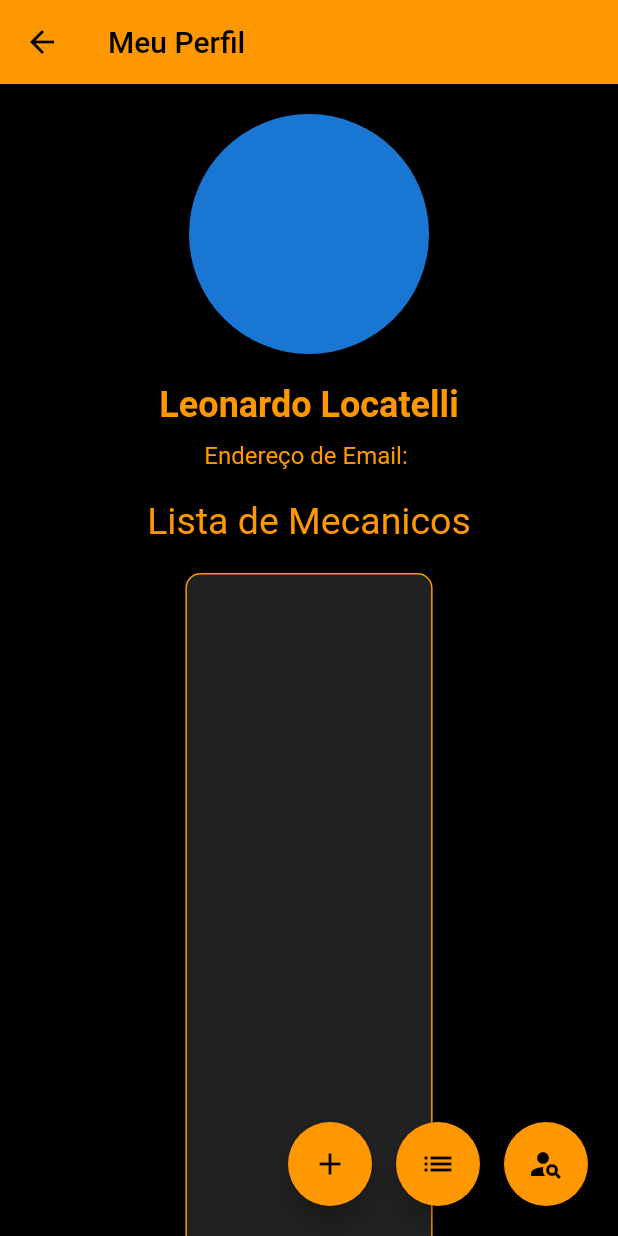
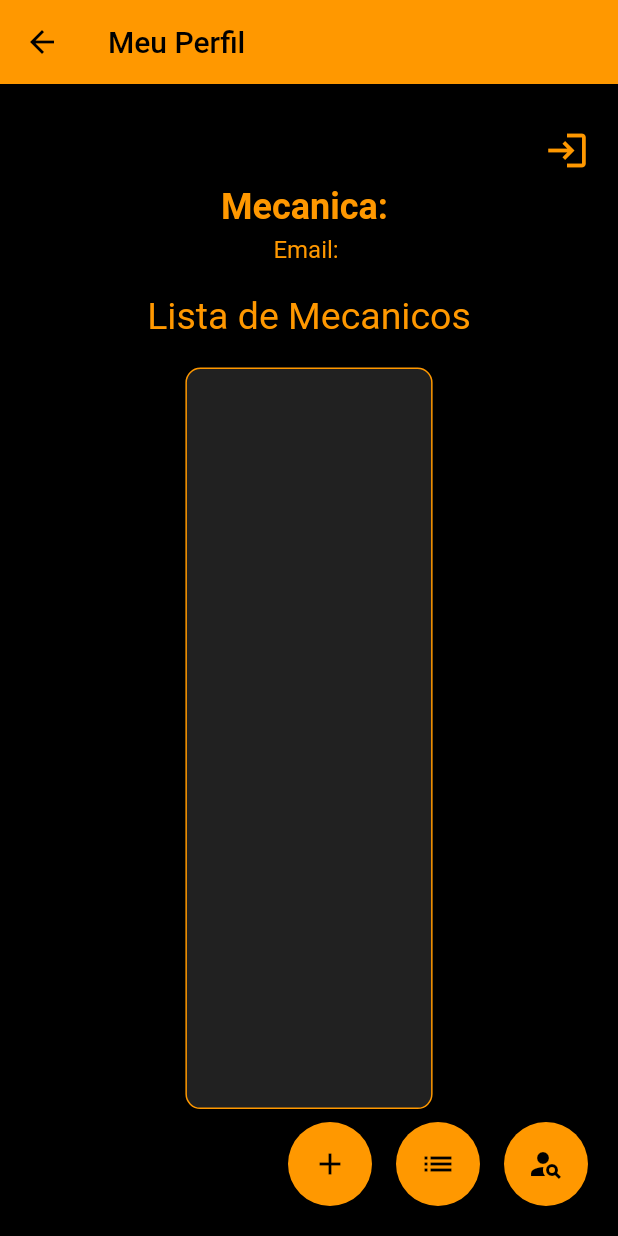
Before and after one commit to LeonardoLocatelli/agendamento-mecanica-front-end, a Flutter app: the TelaPerfil screen opened by its route, after a tap on the "list" icon, on a phone screen of 412 x 824 dp. Run offline on Flutter 3.47's test engine with Material 2 defaults, Android fonts, the phone set to English and light mode, and no system bars; our stand-ins replace another_flushbar, brasil_fields, get; network calls fail.

Commit message:
ajustando pequenos bugs

```diff
--- a/lib/http/adicionarLogin.dart
+++ b/lib/http/adicionarLogin.dart
@@ -1,5 +1,6 @@
 import 'dart:convert';
 
+import '../model/Mecanica.dart';
 import 'http_post.dart';
 
 class AdicionarLoginHttp {
@@ -46,4 +47,23 @@ class AdicionarLoginHttp {
       rethrow;
     }
   }
+
+  static Future<Mecanica> buscaPerfilMecanica() async {
+    try {
+      var response = await HttpPost.post(url: "/api/buscaPerfilMecanica");
+
+      var responseData = json.decode(utf8.decode(response.bodyBytes));
+
+      if (responseData['statusCode'] == 200) {
+        Map<String, dynamic> data = responseData['data'];
+
+        Mecanica mecanica = Mecanica.fromJson(data);
+        return mecanica;
+      } else {
+        throw Exception("Erro na resposta do servidor");
+      }
+    } catch (exception) {
+      rethrow;
+    }
+  }
 }
--- /dev/null
+++ b/lib/model/Mecanica.dart
@@ -0,0 +1,27 @@
+
+import 'dart:convert';
+
+class Mecanica {
+  String nome;
+  String email;
+
+    Mecanica({
+    required this.nome,
+    required this.email,
+  });
+
+  Map<String, dynamic> toMap() {
+    return <String, dynamic>{
+      'nome': nome,
+      'email': email,
+    };
+  }
+
+  factory Mecanica.fromJson(Map<String, dynamic> json) {
+    return Mecanica(
+      nome: json['nome'],
+      email: json['email'],
+    );
+  }
+  String toJson() => json.encode(toMap());
+}
--- a/lib/screen/TelaCadastroCliente.dart
+++ b/lib/screen/TelaCadastroCliente.dart
@@ -67,7 +67,7 @@ class _TelaCadastroClienteState extends State<TelaCadastroCliente> {
           },
         ),
         title: Text(
-          'Cadastro de Serviço',
+          'Cadastro de Cliente',
           style: TextStyle(color: Colors.black),
         ),
       ),
--- a/lib/screen/TelaCadastroServico.dart
+++ b/lib/screen/TelaCadastroServico.dart
@@ -47,6 +47,10 @@ class _TelaCadastroServicoState extends State<TelaCadastroServico> {
   }
 
   void limparFormulario() {
+    setState(() {
+      selectedCliente = null;
+      selectedMecanico = null;
+    });
     nomeDonoCarroController.clear();
     cpfController.clear();
     telefoneController.clear();
--- a/lib/screen/TelaPerfil.dart
+++ b/lib/screen/TelaPerfil.dart
@@ -1,3 +1,4 @@
+import 'package:agendamento_mecanica/http/adicionarLogin.dart';
 import 'package:agendamento_mecanica/http/clienteHttp.dart';
 import 'package:agendamento_mecanica/http/mecanicoHttp.dart';
 import 'package:flutter/material.dart';
@@ -18,12 +19,29 @@ class _TelaPerfilState extends State<TelaPerfil> {
   bool mostrarListaDeClientes = false;
   List<Mecanico> listaDeMecanicos = [];
   List<Cliente> listaDeClientes = [];
+  String email = "";
+  String nome = "";
 
   @override
   void initState() {
     super.initState();
     buscaListaMecanicos();
     buscaListaDeClientes();
+    buscaPerfilMecanica();
+  }
+
+  buscaPerfilMecanica() async {
+    try {
+      var retorno = await AdicionarLoginHttp.buscaPerfilMecanica();
+      if (retorno != null) {
+        setState(() {
+          email = retorno.email;
+          nome = retorno.nome;
+        });
+      }
+    } catch (exception) {
+      print("Erro ao buscar informaçoes do perfil da mecanica: $exception");
+    }
   }
 
   atualizaListaMecanicos() {
@@ -88,21 +106,32 @@ class _TelaPerfilState extends State<TelaPerfil> {
               child: Column(
                 mainAxisAlignment: MainAxisAlignment.start,
                 children: <Widget>[
-                  CircleAvatar(
-                    radius: 80,
+                  Row(
+                    mainAxisAlignment: MainAxisAlignment.end,
+                    children: [
+                      Padding(
+                        padding: const EdgeInsets.fromLTRB(0, 0, 10, 0),
+                        child: IconButton(
+                          tooltip: "Deslogar",
+                            onPressed: () {
+                              Get.toNamed(RotasProjeto.TELA_LOGIN);
+                            },
+                            icon: Icon(Icons.login_outlined,
+                                color: Colors.orange, size: 30)),
+                      )
+                    ],
                   ),
-                  SizedBox(height: 20),
                   Text(
-                    'Leonardo Locatelli',
+                    "Mecanica: $nome",
                     style: TextStyle(
                       fontSize: 24,
                       fontWeight: FontWeight.bold,
                       color: Colors.orange,
                     ),
                   ),
-                  SizedBox(height: 10),
+                  SizedBox(height: 5),
                   Text(
-                    'Endereço de Email: ',
+                    "Email: $email",
                     style: TextStyle(fontSize: 16, color: Colors.orange),
                   ),
                   SizedBox(height: 20),
```
Also changed, not shown: lib/http/servicoHttp.dart (+19 -0 lines), lib/screen/TelaCadastroLogin.dart (+9 -0 lines), lib/screen/TelaInicial.dart (+57 -27 lines).
